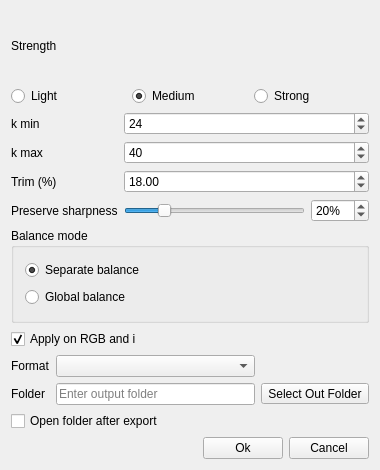
First picture: the form in src/gui/forms/DialogColorBalanceFilter.ui, repository open-scan-crew/OpenScanTools, before the edit.
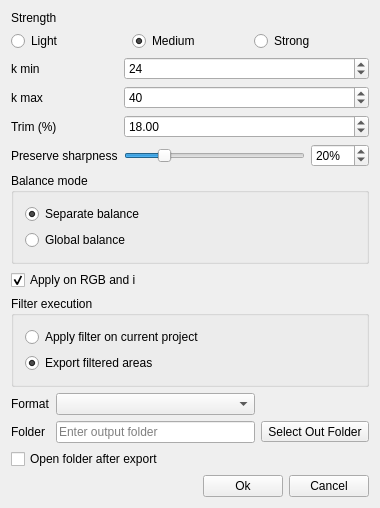
Second picture: the form after the edit. Icons and pictures are not drawn.

Commit message: Adjust filter execution UI order and disable export options in in-place mode

What changed in the file:
```diff
--- a/src/gui/forms/DialogColorBalanceFilter.ui
+++ b/src/gui/forms/DialogColorBalanceFilter.ui
@@ -214,6 +214,32 @@
      </property>
     </widget>
    </item>
+   <item>
+    <widget class="QGroupBox" name="groupBox_executionMode">
+     <property name="title">
+      <string>Filter execution</string>
+     </property>
+     <layout class="QVBoxLayout" name="verticalLayout_executionMode">
+      <item>
+       <widget class="QRadioButton" name="radioButton_applyOnCurrentProject">
+        <property name="text">
+         <string>Apply filter on current project</string>
+        </property>
+       </widget>
+      </item>
+      <item>
+       <widget class="QRadioButton" name="radioButton_exportFilteredAreas">
+        <property name="text">
+         <string>Export filtered areas</string>
+        </property>
+        <property name="checked">
+         <bool>true</bool>
+        </property>
+       </widget>
+      </item>
+     </layout>
+    </widget>
+   </item>
    <item>
     <layout class="QGridLayout" name="gridLayout_folder">
      <item row="0" column="0">
```
The commit also changes 15 other files.
